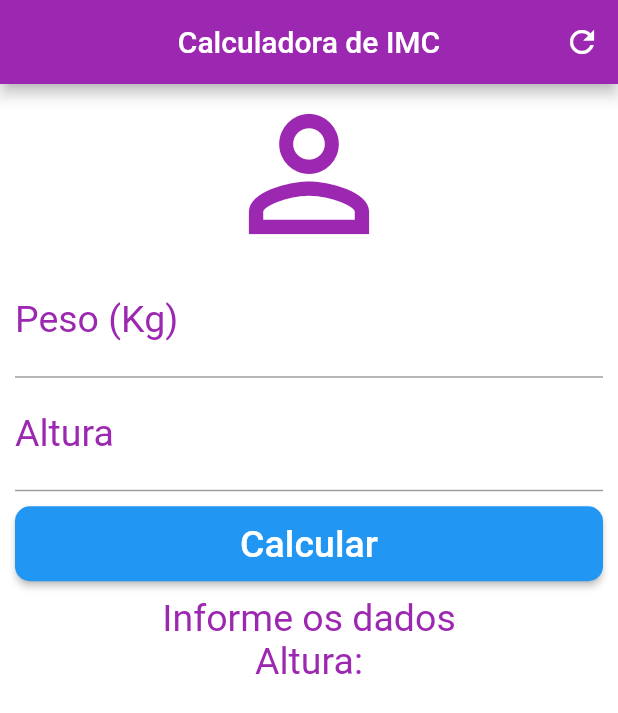
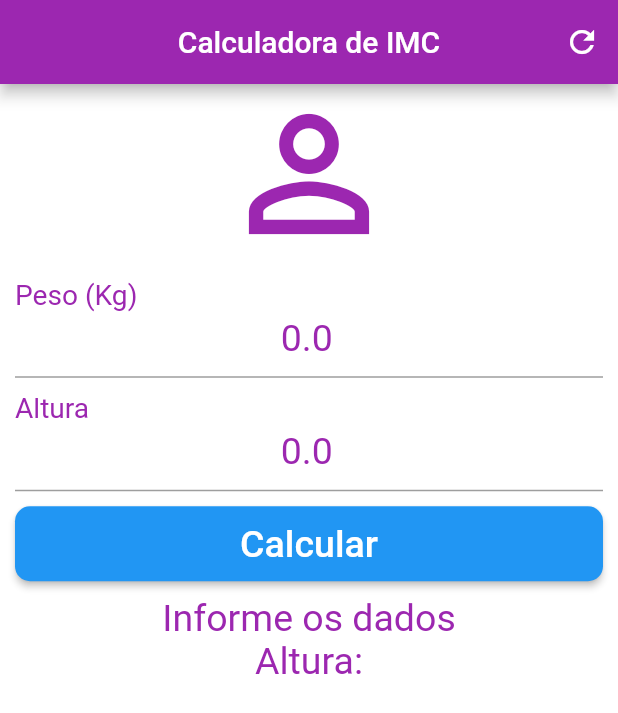
Before and after one commit to naiadelali/flutter_riverpod_2_imc, a Flutter app: the screen it shows after launch, after a tap on the "refresh" icon, on a phone screen of 412 x 824 dp. Shown: the top 713 px of the screen. Run offline on Flutter 3.47's test engine with Material 2 defaults, Android fonts, the phone set to English and light mode, and no system bars; our stand-ins replace flutter_riverpod.

Commit message:
component button

```diff
--- a/lib/imc_notifier.dart
+++ b/lib/imc_notifier.dart
@@ -3,17 +3,16 @@ import 'package:flutter_riverpod_exemple/imc_model.dart';
 
 import 'imc_provider.dart';
 
-class IMCNotifier extends Notifier<ImcModel> {
+class IMCNotifier extends AutoDisposeNotifier<ImcModel> {
   ImcModel _viewModel = ImcModel();
 
-  get altura => ref.watch(alturaProvider);
 
   updateWeight(String value) {
-    _viewModel = _viewModel.copyWith(weight: double.tryParse(value) ?? 0);
+    _viewModel = _viewModel.copyWith(weight: double.tryParse(value));
   }
 
   updateHeight(String value) {
-    _viewModel = _viewModel.copyWith(height: double.tryParse(value) ?? 0);
+    _viewModel = _viewModel.copyWith(height: double.tryParse(value));
     ref.read(alturaProvider.notifier).state = value;
   }
 
@@ -46,6 +45,12 @@ class IMCNotifier extends Notifier<ImcModel> {
       print("IMCNotifier disposed");
     });
 
-    return ImcModel();
+    return _viewModel;
+  }
+
+  reset() {
+    state =
+        _viewModel.copyWith(infoText: "Informe os dados", weight: 0, height: 0);
+    ref.read(alturaProvider.notifier).state = "";
   }
 }
--- a/lib/imc_page.dart
+++ b/lib/imc_page.dart
@@ -1,6 +1,7 @@
 import 'package:flutter/material.dart';
 import 'package:flutter/services.dart';
 import 'package:flutter_riverpod/flutter_riverpod.dart';
+import 'package:flutter_riverpod_exemple/widgets/button_calculate.dart';
 
 import 'imc_provider.dart';
 
@@ -9,12 +10,16 @@ class ImcPage extends ConsumerWidget {
 
   @override
   Widget build(BuildContext context, WidgetRef ref) {
-    final TextEditingController wtController = TextEditingController();
-    final TextEditingController htController = TextEditingController();
     final notifier = ref.read(imcNotifierProvider.notifier);
     final imc = ref.watch(imcNotifierProvider).infoText;
+    final altura = ref.watch(imcNotifierProvider).height;
+    final peso = ref.watch(imcNotifierProvider).weight;
+    final TextEditingController wtController =
+        TextEditingController(text: peso != null ? peso.toString() : "");
+    final TextEditingController htController =
+        TextEditingController(text: altura != null ? altura.toString() : "");
 
-    final button = ElevatedButton(
+    final button = ButtonCalculate(
       onPressed: () {
         if (wtController.text.isEmpty || htController.text.isEmpty) {
           ScaffoldMessenger.of(context).showSnackBar(
@@ -26,19 +31,7 @@ class ImcPage extends ConsumerWidget {
           notifier.calculate();
         }
       },
-      style: ElevatedButton.styleFrom(
-        backgroundColor: Colors.blue,
-        shape: RoundedRectangleBorder(
-          borderRadius: BorderRadius.circular(10),
-        ),
-      ),
-      child: const Text(
-        'Calcular',
-        style: TextStyle(
-          color: Colors.white,
-          fontSize: 25.0,
-        ),
-      ),
+      title: 'Calcular',
     );
 
     return Scaffold(
@@ -49,7 +42,7 @@ class ImcPage extends ConsumerWidget {
         actions: <Widget>[
           IconButton(
             icon: const Icon(Icons.refresh),
-            onPressed: () => ref.refresh(imcNotifierProvider),
+            onPressed: () => notifier.reset(),
           )
         ],
       ),
--- a/lib/imc_provider.dart
+++ b/lib/imc_provider.dart
@@ -1,10 +1,10 @@
 import 'package:flutter_riverpod/flutter_riverpod.dart';
 
+import 'imc_model.dart';
 import 'imc_notifier.dart';
-import 'imc_model.dart';
 
 final imcNotifierProvider =
-    NotifierProvider<IMCNotifier, ImcModel>(IMCNotifier.new);
+    AutoDisposeNotifierProvider<IMCNotifier, ImcModel>(IMCNotifier.new);
 
 final alturaProvider = StateProvider<String>((ref) {
   return "";
--- /dev/null
+++ b/lib/widgets/button_calculate.dart
@@ -0,0 +1,27 @@
+import 'package:flutter/material.dart';
+
+class ButtonCalculate extends StatelessWidget {
+  final VoidCallback? onPressed;
+  final String title;
+  const ButtonCalculate({super.key, this.onPressed, required this.title});
+
+  @override
+  Widget build(BuildContext context) {
+    return ElevatedButton(
+      onPressed: onPressed,
+      style: ElevatedButton.styleFrom(
+        backgroundColor: Colors.blue,
+        shape: RoundedRectangleBorder(
+          borderRadius: BorderRadius.circular(10),
+        ),
+      ),
+      child: Text(
+        title,
+        style: const TextStyle(
+          color: Colors.white,
+          fontSize: 25.0,
+        ),
+      ),
+    );
+  }
+}
```
